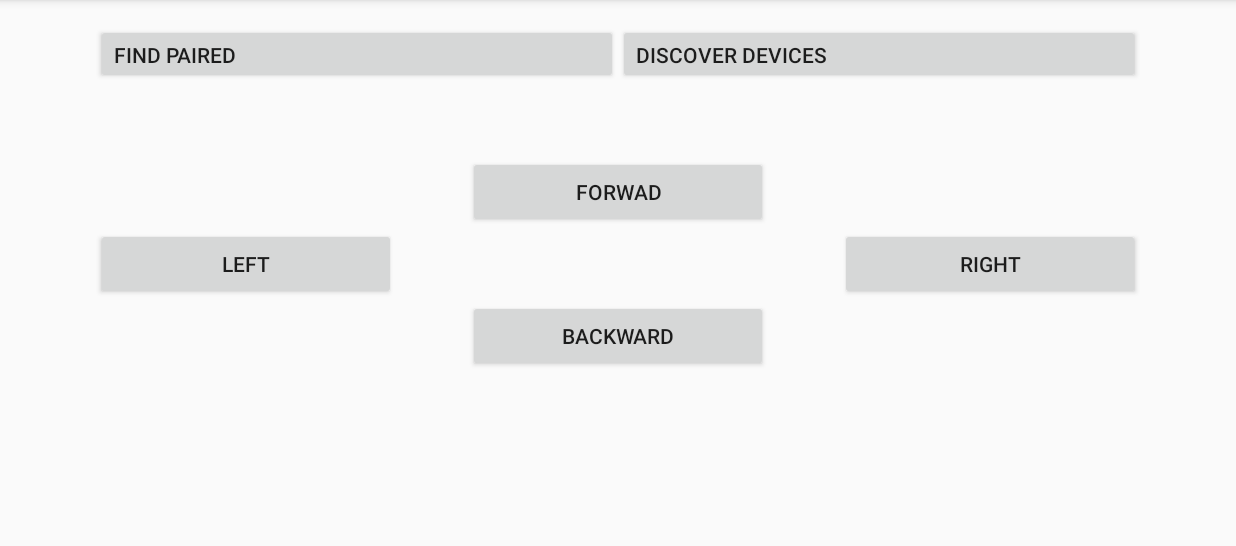
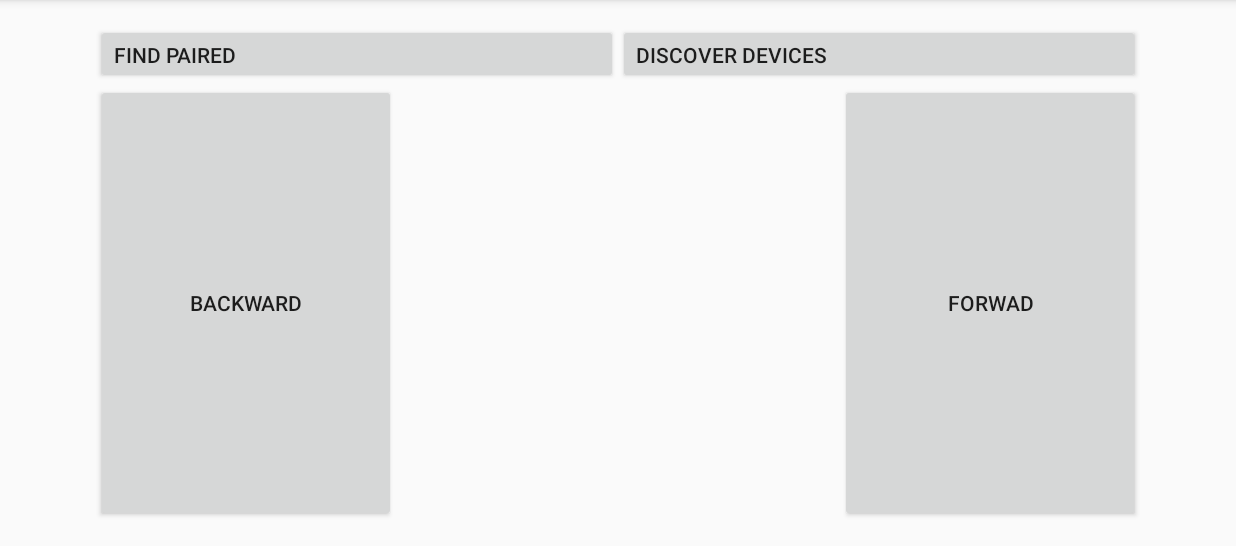
Before and after one commit to asuszek/rc-car-controller-bluetooth, an Android app: the screen it shows after launch (MainActivity), on a phone screen of 824 x 412 dp (held sideways), the part 72-618 px from its top. Run offline under Robolectric (Android 15) with nearby library versions, the phone set to English and light mode, and no system bars.

Commit message:
Changed button configuration for acceleromer.

```diff
--- a/app/src/main/res/layout/activity_main.xml
+++ b/app/src/main/res/layout/activity_main.xml
@@ -43,30 +43,10 @@
         android:layout_height="wrap_content"
         android:text="Forwad"
         android:id="@+id/button"
-        android:layout_marginTop="48dp"
         android:onClick="forward"
-        android:layout_below="@+id/linearLayout"
-        android:layout_centerHorizontal="true" />
-
-    <Button
-        style="?android:attr/buttonStyleSmall"
-        android:layout_width="200dp"
-        android:layout_height="wrap_content"
-        android:text="Left"
-        android:id="@+id/button2"
-        android:onClick="left"
-        android:layout_below="@+id/button"
-        android:layout_alignParentStart="true" />
-
-    <Button
-        style="?android:attr/buttonStyleSmall"
-        android:layout_width="200dp"
-        android:layout_height="wrap_content"
-        android:text="Right"
-        android:id="@+id/button3"
-        android:layout_below="@+id/button"
-        android:onClick="right"
-        android:layout_alignParentEnd="true" />
+        android:layout_alignTop="@+id/button4"
+        android:layout_alignEnd="@+id/linearLayout"
+        android:layout_alignParentBottom="true" />
 
     <Button
         style="?android:attr/buttonStyleSmall"
@@ -75,7 +55,8 @@
         android:text="Backward"
         android:id="@+id/button4"
         android:onClick="backward"
-        android:layout_below="@+id/button2"
-        android:layout_alignEnd="@+id/button" />
+        android:layout_alignParentStart="true"
+        android:layout_below="@+id/linearLayout"
+        android:layout_alignParentBottom="true" />
 
 </RelativeLayout>
```
Also changed, not shown: app/src/main/java/rccarcontroller/hackathon/umass/rccarcontroller/MainActivity.java (+0 -43 lines).
